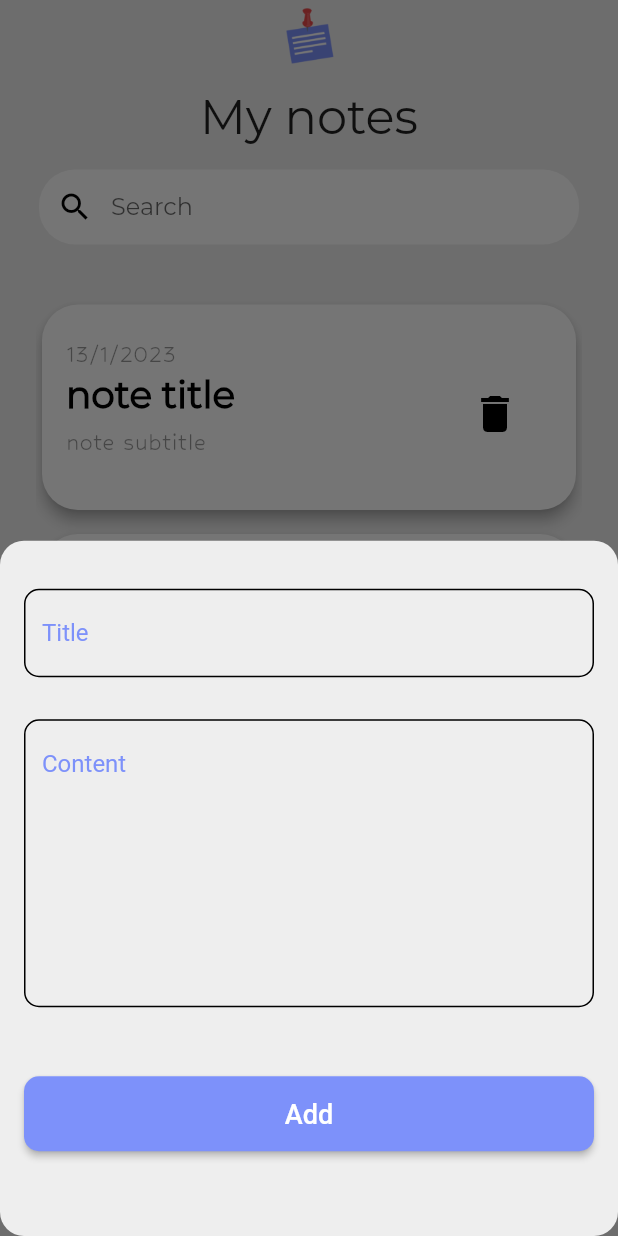
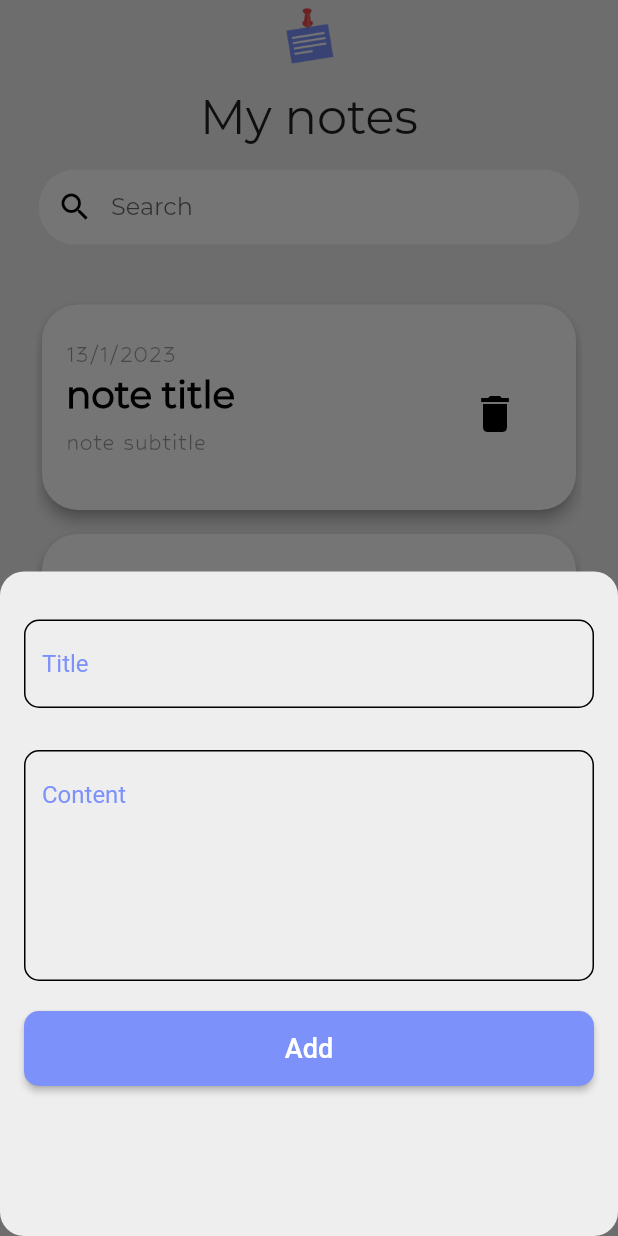
Before and after one commit to Mohamedali2074/note_it, a Flutter app: the MyNotesPage screen opened by its route, after a tap on the "edit" icon, on a phone screen of 412 x 824 dp. Run offline on Flutter 3.47's test engine with Material 2 defaults, Android fonts, the phone set to English and light mode, and no system bars; our stand-ins replace flutter_screenutil, flutter_svg, hive, hive_flutter; accounts and stored records are empty.

```diff
--- a/lib/view/widgets/add_note_bottom_sheet.dart
+++ b/lib/view/widgets/add_note_bottom_sheet.dart
@@ -8,40 +8,98 @@ class AddNoteBottomSheet extends StatelessWidget {
 
   @override
   Widget build(BuildContext context) {
-    return Padding(
-      padding: const EdgeInsets.symmetric(
+    return const Padding(
+      padding: EdgeInsets.symmetric(
         horizontal: 16,
       ),
+      child: SingleChildScrollView(
+        child: AddNoteForm(), //my from that can i write notes
+      ),
+    );
+  }
+}
+
+class AddNoteForm extends StatefulWidget {
+  const AddNoteForm({
+    super.key,
+  });
+
+  @override
+  State<AddNoteForm> createState() => _AddNoteFormState();
+}
+
+class _AddNoteFormState extends State<AddNoteForm> {
+  final _formKey = GlobalKey<FormState>();
+
+  AutovalidateMode autovalidateMode = AutovalidateMode.disabled;
+
+  String? title, subTitle;
+
+  @override
+  Widget build(BuildContext context) {
+    return Form(
+      key: _formKey,
+      autovalidateMode: autovalidateMode,
       child: Column(
         children: [
           const SizedBox(
             height: 32,
           ),
-          const CustomTextFormField(
+          CustomTextFormField(
+            onSaved: (val) {
+              title = val;
+            },
+            validator: (val) {
+              if (val?.isEmpty ?? true) {
+                return 'Field  is required';
+              } else {
+                return null;
+              }
+            },
             obscureText: true,
             hintText: 'Title',
-            hintStyle: TextStyle(color: primary),
-            style: TextStyle(color: primary),
+            hintStyle: const TextStyle(color: primary),
+            style: const TextStyle(color: primary),
           ),
           const SizedBox(
             height: 28,
           ),
-          const CustomTextFormField(
+          CustomTextFormField(
+            onSaved: (val) {
+              subTitle = val;
+            },
+            validator: (val) {
+              if (val?.isEmpty ?? true) {
+                return 'Field  is required';
+              } else {
+                return null;
+              }
+            },
             obscureText: true,
             hintText: 'Content',
-            hintStyle: TextStyle(color: primary),
-            style: TextStyle(color: primary),
-            maxLines: 8,
+            hintStyle: const TextStyle(color: primary),
+            style: const TextStyle(color: primary),
+            maxLines: 6,
           ),
           const SizedBox(
-            height: 46,
+            height: 20,
           ),
           MainButton(
             width: 400,
             backgroundColor: primary,
             textColor: Colors.white,
             text: 'Add',
-            onPressed: () {},
+            onPressed: () {
+              if (_formKey.currentState!.validate()) {
+                _formKey.currentState!.save();
+              } else {
+                autovalidateMode = AutovalidateMode.always;
+                setState(() {});
+              }
+            },
+          ),
+          const SizedBox(
+            height: 100,
           ),
         ],
       ),
--- a/lib/view/widgets/custom_text_form_field.dart
+++ b/lib/view/widgets/custom_text_form_field.dart
@@ -13,7 +13,7 @@ class CustomTextFormField extends StatelessWidget {
     required this.hintText,
     required this.style,
     this.hintStyle,
-    this.maxLines = 1,
+    this.maxLines = 1, this.onSaved,
   }) : super(key: key);
   final TextEditingController? controller;
   final FormFieldValidator? validator;
@@ -25,10 +25,13 @@ class CustomTextFormField extends StatelessWidget {
   final TextStyle? hintStyle;
   final TextStyle style;
   final int? maxLines;
+  final void Function(String?)? onSaved;
+
 
   @override
   Widget build(BuildContext context) {
     return TextFormField(
+      onSaved: onSaved,
       maxLines: maxLines,
       controller: controller,
       validator: validator,
```
